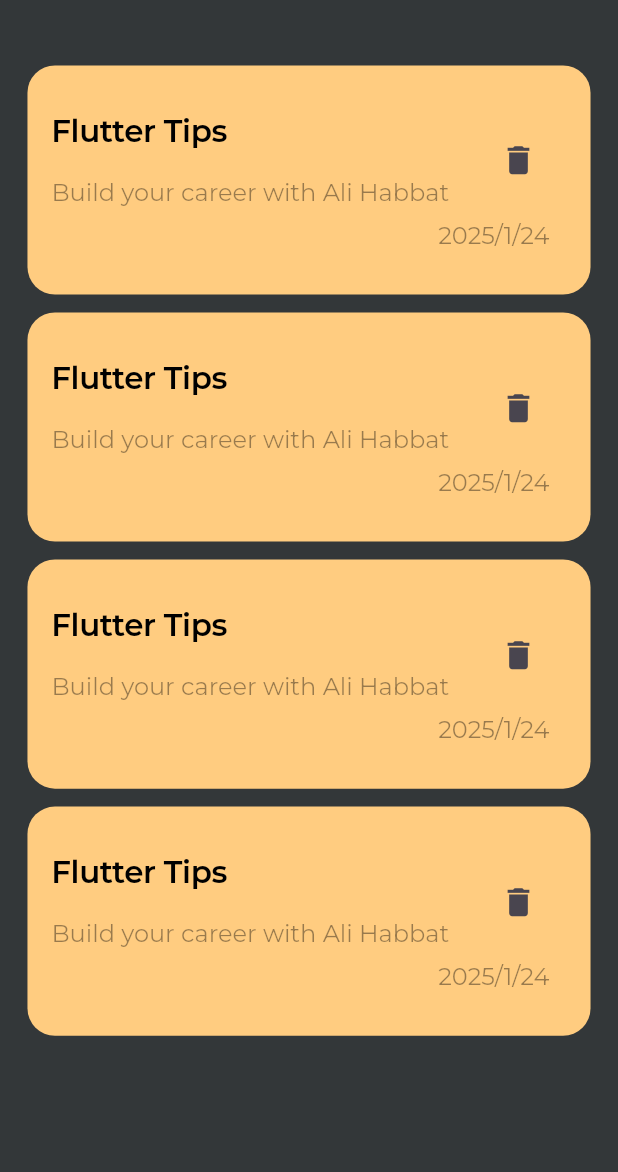
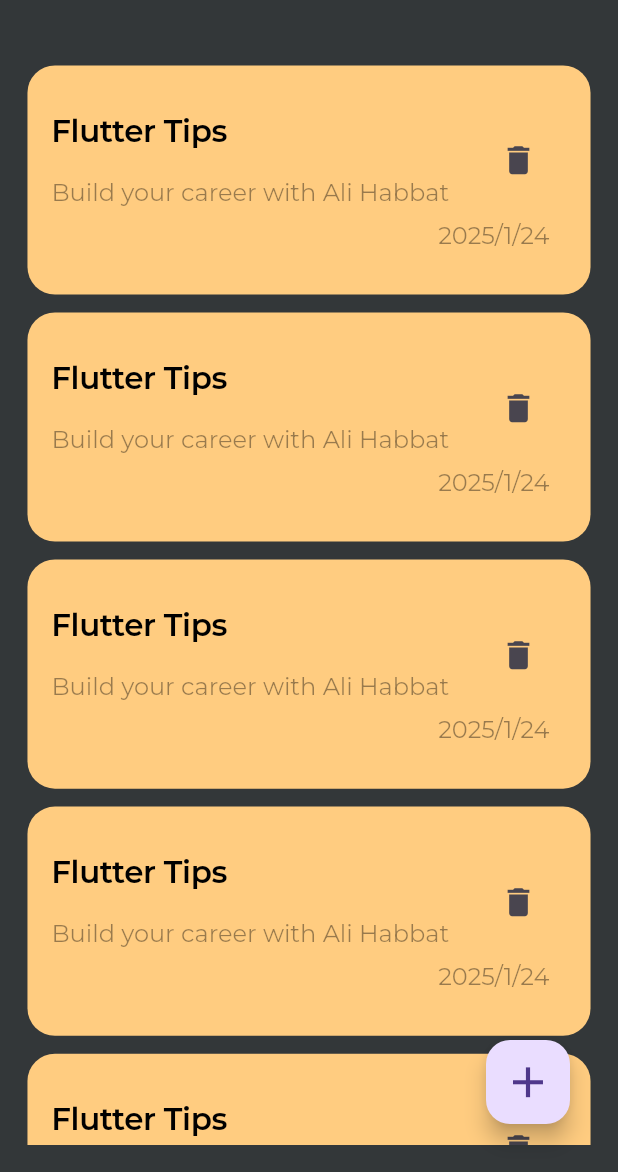
Before and after one commit to ALIMUHAMMADALIHABAT/notes_app, a Flutter app: the screen it shows after launch, on a phone screen of 412 x 824 dp, the part 64-1236 px from its top. Run offline on Flutter 3.47's test engine with Material 3 defaults, Android fonts, the phone set to English and light mode, and no system bars; our stand-ins replace flutter_screenutil.

Commit message:
add FloatingActionButton

```diff
--- a/lib/feature/notes_feature/presantation/view/notes_screen.dart
+++ b/lib/feature/notes_feature/presantation/view/notes_screen.dart
@@ -30,9 +30,35 @@ class NotesScreen extends StatelessWidget {
         "subtitle": "Build your career with Ali Habbat",
         "date": "2025/1/24",
       },
+      {
+        "title": "Flutter Tips",
+        "subtitle": "Build your career with Ali Habbat",
+        "date": "2025/1/24",
+      },
+      {
+        "title": "Flutter Tips",
+        "subtitle": "Build your career with Ali Habbat",
+        "date": "2025/1/24",
+      },
+      {
+        "title": "Flutter Tips",
+        "subtitle": "Build your career with Ali Habbat",
+        "date": "2025/1/24",
+      },
+      {
+        "title": "Flutter Tips",
+        "subtitle": "Build your career with Ali Habbat",
+        "date": "2025/1/24",
+      },
     ];
 
     return Scaffold(
+      floatingActionButton: Padding(
+        padding: const EdgeInsets.all(16.0),
+        child: FloatingActionButton(onPressed: (){}, child: Icon(Icons.add,
+        size: 30.w,
+         ),),
+      ),
       appBar: AppBar(
         title: Text("Notes"),
         actions: [
```
